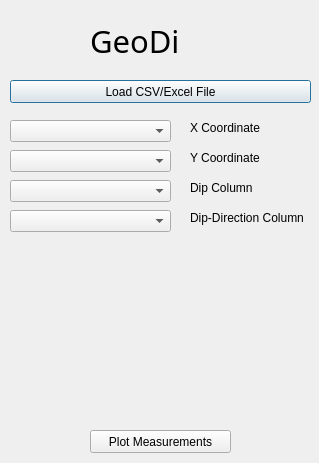
Old version of the form geo_dip_dialog_base.ui in the repository GuzPab/GeoDip.
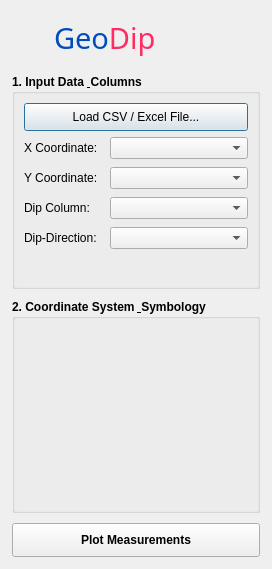
New version of the form.

```diff
--- a/geo_dip_dialog_base.ui
+++ b/geo_dip_dialog_base.ui
@@ -6,176 +6,296 @@
    <rect>
     <x>0</x>
     <y>0</y>
-    <width>319</width>
-    <height>463</height>
+    <width>272</width>
+    <height>569</height>
    </rect>
   </property>
   <property name="windowTitle">
    <string>GeoDip</string>
   </property>
-  <widget class="QPushButton" name="btn_cargar">
-   <property name="geometry">
-    <rect>
-     <x>10</x>
-     <y>80</y>
-     <width>301</width>
-     <height>23</height>
-    </rect>
+  <layout class="QVBoxLayout" name="verticalLayout_main">
+   <property name="spacing">
+    <number>10</number>
    </property>
-   <property name="text">
-    <string>Load CSV/Excel File</string>
+   <property name="leftMargin">
+    <number>12</number>
    </property>
-  </widget>
-  <widget class="QLabel" name="label">
-   <property name="geometry">
-    <rect>
-     <x>190</x>
-     <y>120</y>
-     <width>71</width>
-     <height>16</height>
-    </rect>
+   <property name="topMargin">
+    <number>12</number>
    </property>
-   <property name="text">
-    <string>X Coordinate</string>
+   <property name="rightMargin">
+    <number>12</number>
    </property>
-  </widget>
-  <widget class="QLabel" name="label_2">
-   <property name="geometry">
-    <rect>
-     <x>190</x>
-     <y>150</y>
-     <width>71</width>
-     <height>16</height>
-    </rect>
+   <property name="bottomMargin">
+    <number>12</number>
    </property>
-   <property name="text">
-    <string>Y Coordinate</string>
-   </property>
-  </widget>
-  <widget class="QLabel" name="label_3">
-   <property name="geometry">
-    <rect>
-     <x>190</x>
-     <y>180</y>
-     <width>71</width>
-     <height>16</height>
-    </rect>
-   </property>
-   <property name="text">
-    <string>Dip Column</string>
-   </property>
-  </widget>
-  <widget class="QLabel" name="label_4">
-   <property name="geometry">
-    <rect>
-     <x>190</x>
-     <y>210</y>
-     <width>121</width>
-     <height>16</height>
-    </rect>
-   </property>
-   <property name="text">
-    <string>Dip-Direction Column</string>
-   </property>
-  </widget>
-  <widget class="QComboBox" name="combo_x">
-   <property name="geometry">
-    <rect>
-     <x>10</x>
-     <y>120</y>
-     <width>161</width>
-     <height>22</height>
-    </rect>
-   </property>
-  </widget>
-  <widget class="QComboBox" name="combo_y">
-   <property name="geometry">
-    <rect>
-     <x>10</x>
-     <y>150</y>
-     <width>161</width>
-     <height>22</height>
-    </rect>
-   </property>
-  </widget>
-  <widget class="QComboBox" name="combo_dip">
-   <property name="geometry">
-    <rect>
-     <x>10</x>
-     <y>180</y>
-     <width>161</width>
-     <height>22</height>
-    </rect>
-   </property>
-  </widget>
-  <widget class="QComboBox" name="combo_dip_dir">
-   <property name="geometry">
-    <rect>
-     <x>10</x>
-     <y>210</y>
-     <width>161</width>
-     <height>22</height>
-    </rect>
-   </property>
-  </widget>
-  <widget class="QPushButton" name="btn_plotear">
-   <property name="geometry">
-    <rect>
-     <x>90</x>
-     <y>430</y>
-     <width>141</width>
-     <height>23</height>
-    </rect>
-   </property>
-   <property name="text">
-    <string>Plot Measurements</string>
-   </property>
-  </widget>
-  <widget class="QWidget" name="contenedor_crs" native="true">
-   <property name="geometry">
-    <rect>
-     <x>10</x>
-     <y>250</y>
-     <width>301</width>
-     <height>171</height>
-    </rect>
-   </property>
-  </widget>
-  <widget class="QLabel" name="label_5">
-   <property name="geometry">
-    <rect>
-     <x>90</x>
-     <y>20</y>
-     <width>91</width>
-     <height>41</height>
-    </rect>
-   </property>
-   <property name="font">
-    <font>
-     <family>Bahnschrift SemiBold SemiConden</family>
-     <pointsize>23</pointsize>
-    </font>
-   </property>
-   <property name="text">
-    <string>GeoDip</string>
-   </property>
-  </widget>
-  <widget class="QLabel" name="lbl_logo">
-   <property name="geometry">
-    <rect>
-     <x>190</x>
-     <y>20</y>
-     <width>47</width>
-     <height>47</height>
-    </rect>
-   </property>
-   <property name="text">
-    <string/>
-   </property>
-   <property name="scaledContents">
-    <bool>true</bool>
-   </property>
-  </widget>
+   <item>
+    <layout class="QHBoxLayout" name="horizontalLayout_header">
+     <item>
+      <spacer name="horizontalSpacer_left">
+       <property name="orientation">
+        <enum>Qt::Horizontal</enum>
+       </property>
+       <property name="sizeHint" stdset="0">
+        <size>
+         <width>20</width>
+         <height>20</height>
+        </size>
+       </property>
+      </spacer>
+     </item>
+     <item>
+      <widget class="QLabel" name="label_5">
+       <property name="font">
+        <font>
+         <family>Bauhaus 93</family>
+         <pointsize>22</pointsize>
+         <weight>50</weight>
+         <bold>false</bold>
+        </font>
+       </property>
+       <property name="cursor">
+        <cursorShape>CrossCursor</cursorShape>
+       </property>
+       <property name="text">
+        <string>&lt;html&gt;&lt;head/&gt;&lt;body&gt;&lt;p&gt;&lt;span style=&quot; color:#004cbd;&quot;&gt;Geo&lt;/span&gt;&lt;span style=&quot; color:#ff2c64;&quot;&gt;Dip&lt;/span&gt;&lt;/p&gt;&lt;/body&gt;&lt;/html&gt;</string>
+       </property>
+      </widget>
+     </item>
+     <item>
+      <widget class="QLabel" name="lbl_logo">
+       <property name="minimumSize">
+        <size>
+         <width>52</width>
+         <height>52</height>
+        </size>
+       </property>
+       <property name="maximumSize">
+        <size>
+         <width>52</width>
+         <height>52</height>
+        </size>
+       </property>
+       <property name="cursor">
+        <cursorShape>PointingHandCursor</cursorShape>
+       </property>
+       <property name="text">
+        <string/>
+       </property>
+       <property name="scaledContents">
+        <bool>true</bool>
+       </property>
+      </widget>
+     </item>
+     <item>
+      <spacer name="horizontalSpacer_right">
+       <property name="orientation">
+        <enum>Qt::Horizontal</enum>
+       </property>
+       <property name="sizeHint" stdset="0">
+        <size>
+         <width>20</width>
+         <height>20</height>
+        </size>
+       </property>
+      </spacer>
+     </item>
+    </layout>
+   </item>
+   <item>
+    <widget class="QGroupBox" name="group_datos">
+     <property name="font">
+      <font>
+       <weight>75</weight>
+       <bold>true</bold>
+      </font>
+     </property>
+     <property name="title">
+      <string>1. Input Data &amp; Columns</string>
+     </property>
+     <layout class="QVBoxLayout" name="verticalLayout_datos">
+      <item>
+       <widget class="QPushButton" name="btn_cargar">
+        <property name="minimumSize">
+         <size>
+          <width>0</width>
+          <height>28</height>
+         </size>
+        </property>
+        <property name="font">
+         <font>
+          <weight>50</weight>
+          <bold>false</bold>
+         </font>
+        </property>
+        <property name="text">
+         <string>Load CSV / Excel File...</string>
+        </property>
+       </widget>
+      </item>
+      <item>
+       <layout class="QFormLayout" name="formLayout_columnas">
+        <property name="horizontalSpacing">
+         <number>12</number>
+        </property>
+        <property name="verticalSpacing">
+         <number>8</number>
+        </property>
+        <item row="0" column="0">
+         <widget class="QLabel" name="label">
+          <property name="font">
+           <font>
+            <weight>50</weight>
+            <bold>false</bold>
+           </font>
+          </property>
+          <property name="text">
+           <string>X Coordinate:</string>
+          </property>
+         </widget>
+        </item>
+        <item row="0" column="1">
+         <widget class="QComboBox" name="combo_x">
+          <property name="font">
+           <font>
+            <weight>50</weight>
+            <bold>false</bold>
+           </font>
+          </property>
+         </widget>
+        </item>
+        <item row="1" column="0">
+         <widget class="QLabel" name="label_2">
+          <property name="font">
+           <font>
+            <weight>50</weight>
+            <bold>false</bold>
+           </font>
+          </property>
+          <property name="text">
+           <string>Y Coordinate:</string>
+          </property>
+         </widget>
+        </item>
+        <item row="1" column="1">
+         <widget class="QComboBox" name="combo_y">
+          <property name="font">
+           <font>
+            <weight>50</weight>
+            <bold>false</bold>
+           </font>
+          </property>
+         </widget>
+        </item>
+        <item row="2" column="0">
+         <widget class="QLabel" name="label_3">
+          <property name="font">
+           <font>
+            <weight>50</weight>
+            <bold>false</bold>
+           </font>
+          </property>
+          <property name="text">
+           <string>Dip Column:</string>
+          </property>
+         </widget>
+        </item>
+        <item row="2" column="1">
+         <widget class="QComboBox" name="combo_dip">
+          <property name="font">
+           <font>
+            <weight>50</weight>
+            <bold>false</bold>
+           </font>
+          </property>
+         </widget>
+        </item>
+        <item row="3" column="0">
+         <widget class="QLabel" name="label_4">
+          <property name="font">
+           <font>
+            <weight>50</weight>
+            <bold>false</bold>
+           </font>
+          </property>
+          <property name="text">
+           <string>Dip-Direction:</string>
+          </property>
+         </widget>
+        </item>
+        <item row="3" column="1">
+         <widget class="QComboBox" name="combo_dip_dir">
+          <property name="font">
+           <font>
+            <weight>50</weight>
+            <bold>false</bold>
+           </font>
+          </property>
+         </widget>
+        </item>
+       </layout>
+      </item>
+     </layout>
+    </widget>
+   </item>
+   <item>
+    <widget class="QGroupBox" name="group_estilos">
+     <property name="font">
+      <font>
+       <weight>75</weight>
+       <bold>true</bold>
+      </font>
+     </property>
+     <property name="title">
+      <string>2. Coordinate System &amp; Symbology</string>
+     </property>
+     <layout class="QVBoxLayout" name="verticalLayout_estilos">
+      <property name="leftMargin">
+       <number>4</number>
+      </property>
+      <property name="topMargin">
+       <number>4</number>
+      </property>
+      <property name="rightMargin">
+       <number>4</number>
+      </property>
+      <property name="bottomMargin">
+       <number>4</number>
+      </property>
+      <item>
+       <widget class="QWidget" name="contenedor_crs" native="true">
+        <property name="font">
+         <font>
+          <weight>50</weight>
+          <bold>false</bold>
+         </font>
+        </property>
+       </widget>
+      </item>
+     </layout>
+    </widget>
+   </item>
+   <item>
+    <widget class="QPushButton" name="btn_plotear">
+     <property name="minimumSize">
+      <size>
+       <width>0</width>
+       <height>34</height>
+      </size>
+     </property>
+     <property name="font">
+      <font>
+       <pointsize>9</pointsize>
+       <weight>75</weight>
+       <bold>true</bold>
+      </font>
+     </property>
+     <property name="text">
+      <string>Plot Measurements</string>
+     </property>
+    </widget>
+   </item>
+  </layout>
  </widget>
  <resources/>
  <connections/>
```
Left out of the diff: 2 changed lines with no effect on the pictures.
